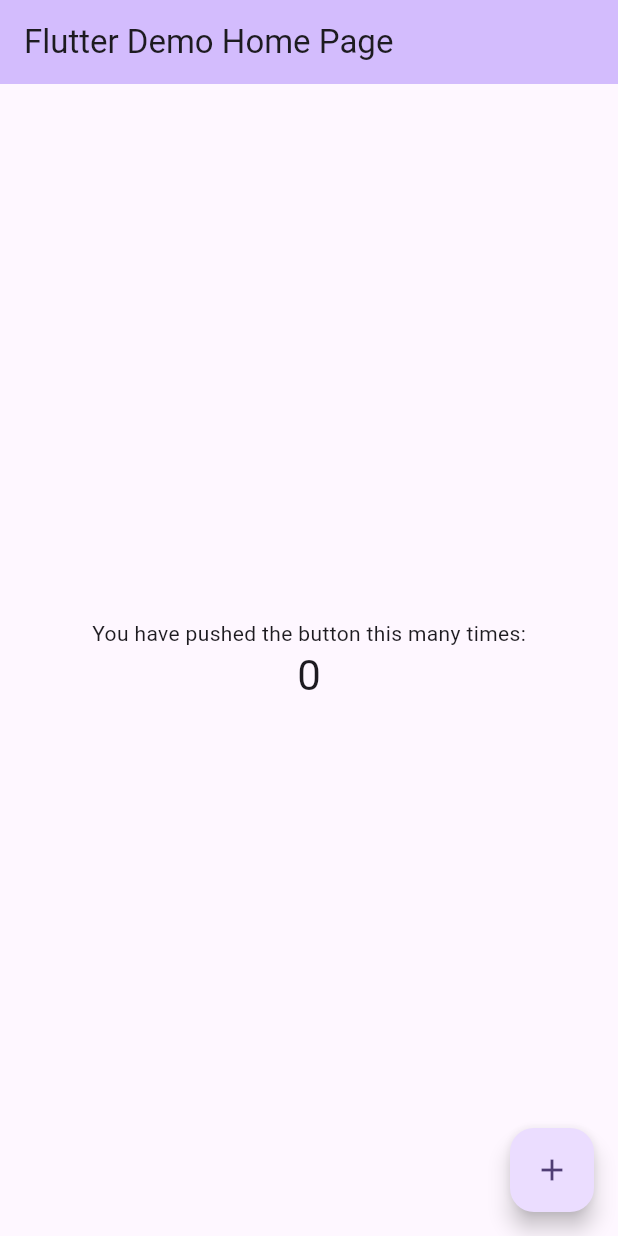
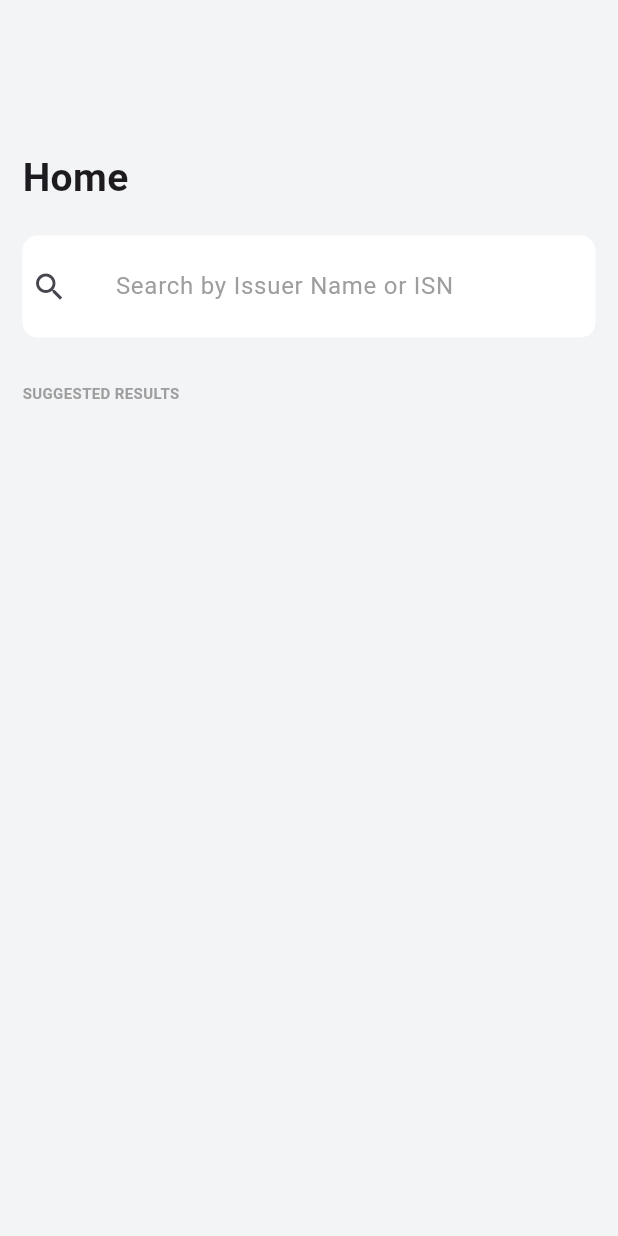
Before and after one commit to LakshyaChauhan/project01, a Flutter app: the screen it shows after launch, on a phone screen of 412 x 824 dp. Run offline on Flutter 3.47's test engine with Material 3 defaults, Android fonts, the phone set to English and light mode, and no system bars; our stand-ins replace fpdart.

Commit message:
created home page structure

```diff
--- /dev/null
+++ b/lib/core/error/failure.dart
@@ -0,0 +1,4 @@
+class Failure {
+  String message;
+  Failure([this.message = "An Unexpected error has occured."]);
+}
--- /dev/null
+++ b/lib/core/themes/app_pallet.dart
@@ -0,0 +1,8 @@
+import 'package:flutter/material.dart';
+
+class AppPallet {
+  static const Color backgroundColor = Color.fromRGBO(243, 244, 246, 1);
+  static const Color whiteColor = Colors.white;
+  static const Color greyColor = Colors.grey;
+  static const Color transperentColor = Colors.transparent;
+}
--- /dev/null
+++ b/lib/core/themes/theme.dart
@@ -0,0 +1,19 @@
+import 'package:flutter/material.dart';
+import 'package:myapp/core/themes/app_pallet.dart';
+
+class AppTheme {
+  static final OutlineInputBorder _border = OutlineInputBorder(
+        borderRadius: BorderRadius.circular(10),
+        borderSide: const BorderSide(color: AppPallet.transperentColor)
+      );
+
+  static final lightTheme =ThemeData().copyWith(
+    scaffoldBackgroundColor: AppPallet.backgroundColor,
+    inputDecorationTheme: InputDecorationTheme(
+      hintStyle: TextStyle(color: AppPallet.greyColor),
+      fillColor: AppPallet.whiteColor,
+      enabledBorder: _border,
+      focusedBorder: _border,
+    )
+  );
+}
--- /dev/null
+++ b/lib/core/widgets/search_bar.dart
@@ -0,0 +1,26 @@
+import 'package:flutter/material.dart';
+import 'package:myapp/core/themes/app_pallet.dart';
+
+class Search extends StatelessWidget {
+  // final TextEditingController textController;
+  final String hintText;
+  const Search({super.key, required this.hintText});
+  @override
+  Widget build(BuildContext context) {
+    return Container(
+      decoration: BoxDecoration(
+        color: AppPallet.whiteColor,
+        border: Border.all(color: Colors.transparent),
+        borderRadius: BorderRadius.circular(10),
+      ),
+      padding: EdgeInsets.all(5),
+      child: TextField(
+        // controller: textController,
+        decoration: InputDecoration(
+          hintText: hintText,
+          icon: Icon(Icons.search),
+        ),
+      ),
+    );
+  }
+}
--- /dev/null
+++ b/lib/features/home/domain/repository/home_repository.dart
@@ -0,0 +1,6 @@
+import 'package:fpdart/fpdart.dart';
+import 'package:myapp/core/error/failure.dart';
+
+abstract interface class HomeRepository {
+  Future<Either<Failure,String>> fetchData();
+}
--- /dev/null
+++ b/lib/features/home/presentation/page/home_page.dart
@@ -0,0 +1,34 @@
+import 'package:flutter/material.dart';
+import 'package:myapp/core/themes/app_pallet.dart';
+import 'package:myapp/core/widgets/search_bar.dart';
+
+class HomePage extends StatefulWidget {
+  const HomePage({super.key});
+
+  @override
+  State<HomePage> createState() => _HomePageState();
+}
+
+class _HomePageState extends State<HomePage> {
+  @override
+  Widget build(BuildContext context) {
+    return Scaffold(
+      body: SafeArea(
+        child: Padding(
+          padding: const EdgeInsets.symmetric(horizontal: 15),
+          child: Column(
+            crossAxisAlignment: CrossAxisAlignment.start,
+            children: [
+              SizedBox(height: 100,width: double.infinity),
+              Text('Home', style: TextStyle(fontWeight: FontWeight.w600, fontSize: 26),),
+              SizedBox(height: 20),
+              Search(hintText: "Search by Issuer Name or ISN"),
+              SizedBox(height: 30),
+              Text("SUGGESTED RESULTS", style: TextStyle(fontWeight: FontWeight.w600, fontSize: 10,color: AppPallet.greyColor),),
+            ],
+          ),
+        ),
+      ),
+    );
+  }
+}
--- a/lib/main.dart
+++ b/lib/main.dart
@@ -1,6 +1,9 @@
 import 'package:flutter/material.dart';
+import 'package:myapp/core/themes/theme.dart';
+import 'package:myapp/features/home/presentation/page/home_page.dart';
 
 void main() {
+  WidgetsFlutterBinding.ensureInitialized();
   runApp(const MyApp());
 }
 
@@ -11,112 +14,10 @@ class MyApp extends StatelessWidget {
   @override
   Widget build(BuildContext context) {
     return MaterialApp(
-      title: 'Flutter Demo',
-      theme: ThemeData(
-        // This is the theme of your application.
-        //
-        // TRY THIS: Try running your application with "flutter run". You'll see
-        // the application has a purple toolbar. Then, without quitting the app,
-        // try changing the seedColor in the colorScheme below to Colors.green
-        // and then invoke "hot reload" (save your changes or press the "hot
-        // reload" button in a Flutter-supported IDE, or press "r" if you used
-        // the command line to start the app).
-        //
-        // Notice that the counter didn't reset back to zero; the application
-        // state is not lost during the reload. To reset the state, use hot
-        // restart instead.
-        //
-        // This works for code too, not just values: Most code changes can be
-        // tested with just a hot reload.
-        colorScheme: ColorScheme.fromSeed(seedColor: Colors.deepPurple),
-      ),
-      home: const MyHomePage(title: 'Flutter Demo Home Page'),
+      title: 'Project01',
+      theme: AppTheme.lightTheme,
+      debugShowCheckedModeBanner: false,
+      home: const HomePage(),
     );
   }
 }
-
-class MyHomePage extends StatefulWidget {
-  const MyHomePage({super.key, required this.title});
-
-  // This widget is the home page of your application. It is stateful, meaning
-  // that it has a State object (defined below) that contains fields that affect
-  // how it looks.
-
-  // This class is the configuration for the state. It holds the values (in this
-  // case the title) provided by the parent (in this case the App widget) and
-  // used by the build method of the State. Fields in a Widget subclass are
-  // always marked "final".
-
-  final String title;
-
-  @override
-  State<MyHomePage> createState() => _MyHomePageState();
-}
-
-class _MyHomePageState extends State<MyHomePage> {
-  int _counter = 0;
-
-  void _incrementCounter() {
-    setState(() {
-      // This call to setState tells the Flutter framework that something has
-      // changed in this State, which causes it to rerun the build method below
-      // so that the display can reflect the updated values. If we changed
-      // _counter without calling setState(), then the build method would not be
-      // called again, and so nothing would appear to happen.
-      _counter++;
-    });
-  }
-
-  @override
-  Widget build(BuildContext context) {
-    // This method is rerun every time setState is called, for instance as done
-    // by the _incrementCounter method above.
-    //
-    // The Flutter framework has been optimized to make rerunning build methods
-    // fast, so that you can just rebuild anything that needs updating rather
-    // than having to individually change instances of widgets.
-    return Scaffold(
-      appBar: AppBar(
-        // TRY THIS: Try changing the color here to a specific color (to
-        // Colors.amber, perhaps?) and trigger a hot reload to see the AppBar
-        // change color while the other colors stay the same.
-        backgroundColor: Theme.of(context).colorScheme.inversePrimary,
-        // Here we take the value from the MyHomePage object that was created by
-        // the App.build method, and use it to set our appbar title.
-        title: Text(widget.title),
-      ),
-      body: Center(
-        // Center is a layout widget. It takes a single child and positions it
-        // in the middle of the parent.
-        child: Column(
-          // Column is also a layout widget. It takes a list of children and
-          // arranges them vertically. By default, it sizes itself to fit its
-          // children horizontally, and tries to be as tall as its parent.
-          //
-          // Column has various properties to control how it sizes itself and
-          // how it positions its children. Here we use mainAxisAlignment to
-          // center the children vertically; the main axis here is the vertical
-          // axis because Columns are vertical (the cross axis would be
-          // horizontal).
-          //
-          // TRY THIS: Invoke "debug painting" (choose the "Toggle Debug Paint"
-          // action in the IDE, or press "p" in the console), to see the
-          // wireframe for each widget.
-          mainAxisAlignment: MainAxisAlignment.center,
-          children: <Widget>[
-            const Text('You have pushed the button this many times:'),
-            Text(
-              '$_counter',
-              style: Theme.of(context).textTheme.headlineMedium,
-            ),
-          ],
-        ),
-      ),
-      floatingActionButton: FloatingActionButton(
-        onPressed: _incrementCounter,
-        tooltip: 'Increment',
-        child: const Icon(Icons.add),
-      ), // This trailing comma makes auto-formatting nicer for build methods.
-    );
-  }
-}
--- a/pubspec.yaml
+++ b/pubspec.yaml
@@ -34,6 +34,7 @@ dependencies:
   # The following adds the Cupertino Icons font to your application.
   # Use with the CupertinoIcons class for iOS style icons.
   cupertino_icons: ^1.0.8
+  fpdart: ^1.1.1
 
 dev_dependencies:
   flutter_test:
```
Also changed, not shown: pubspec.lock.
